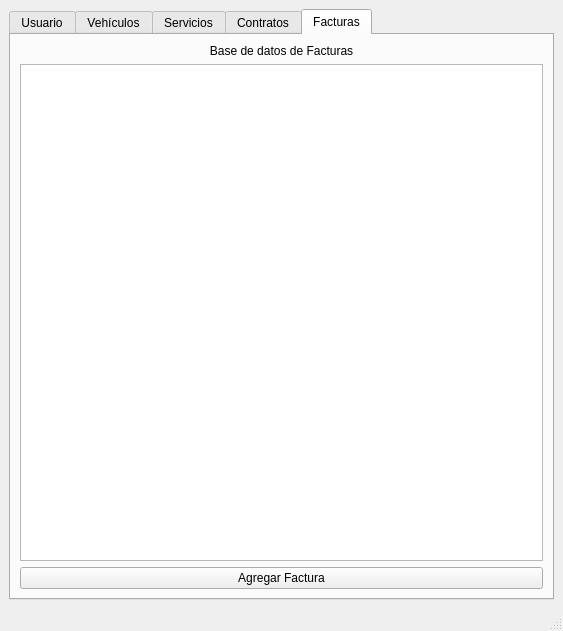
Old version of the form interfaz.ui in the repository ValentinaColmenares/Proyecto_Concesionario.
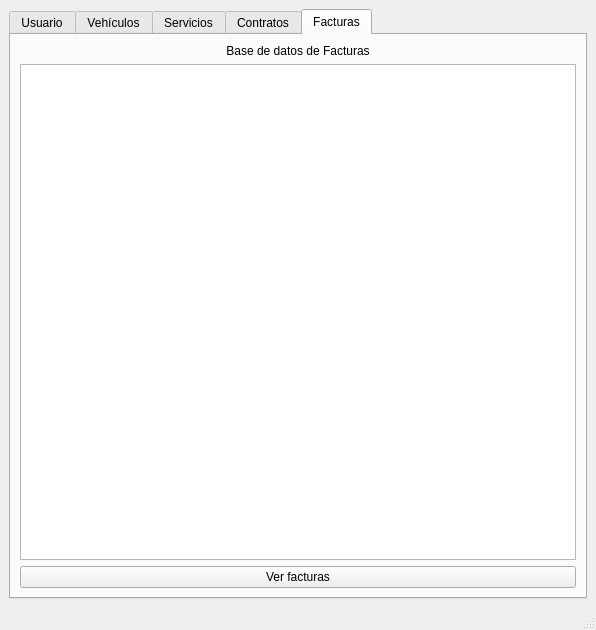
New version of the form. The open tabs and pages were chosen to show the change.

Commit message: interfaz gráfica

What changed in the file:
```diff
--- a/interfaz.ui
+++ b/interfaz.ui
@@ -6,8 +6,8 @@
    <rect>
     <x>0</x>
     <y>0</y>
-    <width>563</width>
-    <height>631</height>
+    <width>596</width>
+    <height>630</height>
    </rect>
   </property>
   <property name="windowTitle">
@@ -172,7 +172,7 @@
            <bool>true</bool>
           </property>
           <property name="text">
-           <string>Agregar Factura</string>
+           <string>Ver facturas</string>
           </property>
          </widget>
         </item>
```
Left out of the diff: 4 changed lines with no effect on the pictures. The commit also changes 32 other files.
